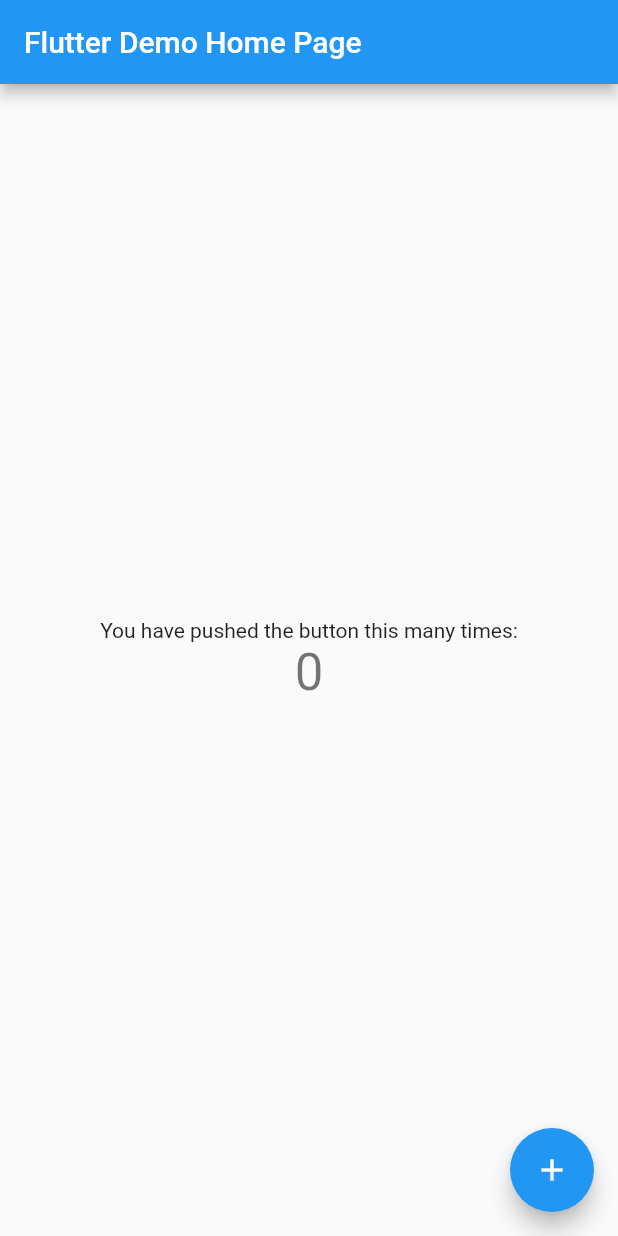
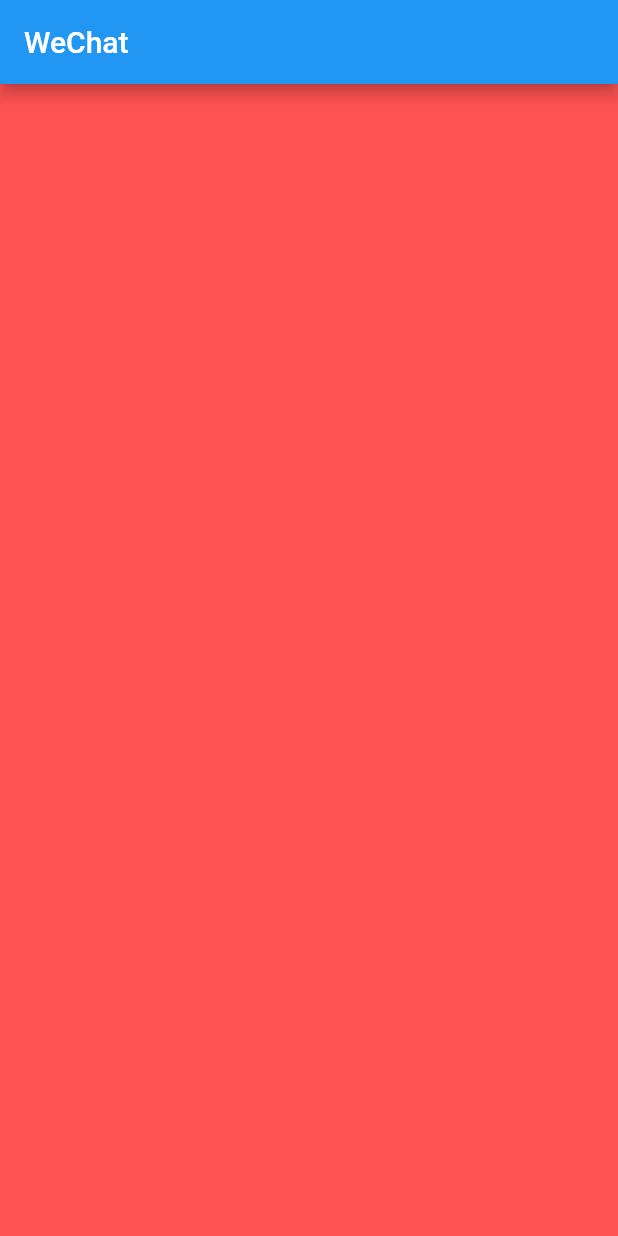
Before and after one commit to dong-jiu/flutterApp, a Flutter app: the screen it shows after launch, on a phone screen of 412 x 824 dp. Run offline on Flutter 3.47's test engine with Material 2 defaults, Android fonts, the phone set to English and light mode, and no system bars.

Commit message:
feat(#Wechat): 添加Home

```diff
--- /dev/null
+++ b/wechat/lib/Home/home.dart
@@ -0,0 +1,20 @@
+import 'package:flutter/material.dart';
+
+class HomeScreen extends StatefulWidget {
+  @override
+  _HomeScreenState createState() => _HomeScreenState();
+}
+
+class _HomeScreenState extends State<HomeScreen> {
+  @override
+  Widget build(BuildContext context) {
+    return Scaffold(
+      appBar: AppBar(
+        title: Text('WeChat'),
+      ),
+      body: Container(
+        color: Colors.redAccent,
+      ),
+    );
+  }
+}
--- a/wechat/lib/main.dart
+++ b/wechat/lib/main.dart
@@ -1,111 +1,7 @@
 import 'package:flutter/material.dart';
+import './Home/home.dart';
 
-void main() => runApp(MyApp());
-
-class MyApp extends StatelessWidget {
-  // This widget is the root of your application.
-  @override
-  Widget build(BuildContext context) {
-    return MaterialApp(
-      title: 'Flutter Demo',
-      theme: ThemeData(
-        // This is the theme of your application.
-        //
-        // Try running your application with "flutter run". You'll see the
-        // application has a blue toolbar. Then, without quitting the app, try
-        // changing the primarySwatch below to Colors.green and then invoke
-        // "hot reload" (press "r" in the console where you ran "flutter run",
-        // or simply save your changes to "hot reload" in a Flutter IDE).
-        // Notice that the counter didn't reset back to zero; the application
-        // is not restarted.
-        primarySwatch: Colors.blue,
-      ),
-      home: MyHomePage(title: 'Flutter Demo Home Page'),
-    );
-  }
-}
-
-class MyHomePage extends StatefulWidget {
-  MyHomePage({Key key, this.title}) : super(key: key);
-
-  // This widget is the home page of your application. It is stateful, meaning
-  // that it has a State object (defined below) that contains fields that affect
-  // how it looks.
-
-  // This class is the configuration for the state. It holds the values (in this
-  // case the title) provided by the parent (in this case the App widget) and
-  // used by the build method of the State. Fields in a Widget subclass are
-  // always marked "final".
-
-  final String title;
-
-  @override
-  _MyHomePageState createState() => _MyHomePageState();
-}
-
-class _MyHomePageState extends State<MyHomePage> {
-  int _counter = 0;
-
-  void _incrementCounter() {
-    setState(() {
-      // This call to setState tells the Flutter framework that something has
-      // changed in this State, which causes it to rerun the build method below
-      // so that the display can reflect the updated values. If we changed
-      // _counter without calling setState(), then the build method would not be
-      // called again, and so nothing would appear to happen.
-      _counter++;
-    });
-  }
-
-  @override
-  Widget build(BuildContext context) {
-    // This method is rerun every time setState is called, for instance as done
-    // by the _incrementCounter method above.
-    //
-    // The Flutter framework has been optimized to make rerunning build methods
-    // fast, so that you can just rebuild anything that needs updating rather
-    // than having to individually change instances of widgets.
-    return Scaffold(
-      appBar: AppBar(
-        // Here we take the value from the MyHomePage object that was created by
-        // the App.build method, and use it to set our appbar title.
-        title: Text(widget.title),
-      ),
-      body: Center(
-        // Center is a layout widget. It takes a single child and positions it
-        // in the middle of the parent.
-        child: Column(
-          // Column is also layout widget. It takes a list of children and
-          // arranges them vertically. By default, it sizes itself to fit its
-          // children horizontally, and tries to be as tall as its parent.
-          //
-          // Invoke "debug painting" (press "p" in the console, choose the
-          // "Toggle Debug Paint" action from the Flutter Inspector in Android
-          // Studio, or the "Toggle Debug Paint" command in Visual Studio Code)
-          // to see the wireframe for each widget.
-          //
-          // Column has various properties to control how it sizes itself and
-          // how it positions its children. Here we use mainAxisAlignment to
-          // center the children vertically; the main axis here is the vertical
-          // axis because Columns are vertical (the cross axis would be
-          // horizontal).
-          mainAxisAlignment: MainAxisAlignment.center,
-          children: <Widget>[
-            Text(
-              'You have pushed the button this many times:',
-            ),
-            Text(
-              '$_counter',
-              style: Theme.of(context).textTheme.display1,
-            ),
-          ],
-        ),
-      ),
-      floatingActionButton: FloatingActionButton(
-        onPressed: _incrementCounter,
-        tooltip: 'Increment',
-        child: Icon(Icons.add),
-      ), // This trailing comma makes auto-formatting nicer for build methods.
-    );
-  }
-}
+void main() => runApp(MaterialApp(
+  title: 'WeChat',
+  home: HomeScreen(),
+));
```
